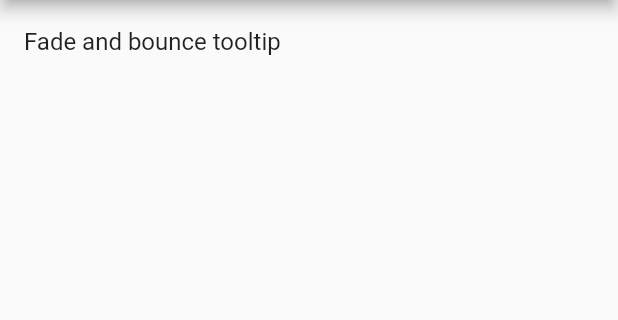
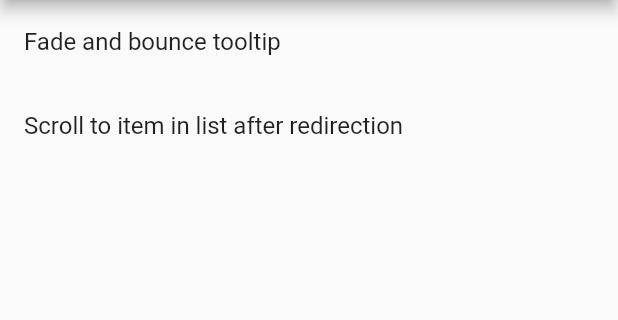
Before and after one commit to VincentJouanne/flutter-my-awesome-uis, a Flutter app: the screen it shows after launch, on a phone screen of 412 x 824 dp, the part 84-404 px from its top. Run offline on Flutter 3.47's test engine with Material 2 defaults, Android fonts, the light colour scheme and no system bars; our stand-ins replace scrollable_positioned_list.

Commit message:
:sparkles: (scroll_to_item) add scroll to specific item in list after nav

```diff
--- a/lib/main.dart
+++ b/lib/main.dart
@@ -1,5 +1,6 @@
 import 'package:flutter/material.dart';
 import 'package:flutter_my_awesome_uis/fade_and_bounce_tooltip/fade_and_bounce_tooltip.dart';
+import 'package:flutter_my_awesome_uis/scroll_to_item_in_list_after_redirection/scroll_to_item_in_list_after_redirection.dart';
 
 void main() {
   runApp(const MyApp());
@@ -30,7 +31,10 @@ class MyApp extends StatelessWidget {
   }
 }
 
-final _uis = [const FadeAndBounceTooltipView()];
+final _uis = [
+  const FadeAndBounceTooltipView(),
+  const ScrollToItemInListAfterRedirectionView()
+];
 
 class UIList extends StatelessWidget {
   const UIList({Key? key}) : super(key: key);
--- /dev/null
+++ b/lib/scroll_to_item_in_list_after_redirection/item_data.dart
@@ -0,0 +1,58 @@
+class Item {
+  const Item(this.id, this.text);
+  final String id;
+  final String text;
+}
+
+final allItems = [
+  const Item('1', 'Item 1'),
+  const Item('2', 'Item 2'),
+  const Item('3', 'Item 3'),
+  const Item('4', 'Item 4'),
+  const Item('5', 'Item 5'),
+  const Item('6', 'Item 6'),
+  const Item('7', 'Item 7'),
+  const Item('8', 'Item 8'),
+  const Item('9', 'Item 9'),
+  const Item('10', 'Item 10'),
+  const Item('11', 'Item 11'),
+  const Item('12', 'Item 12'),
+  const Item('13', 'Item 13'),
+  const Item('14', 'Item 14'),
+  const Item('15', 'Item 15'),
+  const Item('16', 'Item 16'),
+  const Item('17', 'Item 17'),
+  const Item('18', 'Item 18'),
+  const Item('19', 'Item 19'),
+  const Item('20', 'Item 20'),
+  const Item('21', 'Item 21'),
+  const Item('22', 'Item 22'),
+  const Item('23', 'Item 23'),
+  const Item('24', 'Item 24'),
+  const Item('25', 'Item 25'),
+  const Item('26', 'Item 26'),
+  const Item('27', 'Item 27'),
+  const Item('28', 'Item 28'),
+  const Item('29', 'Item 29'),
+  const Item('30', 'Item 30'),
+  const Item('31', 'Item 31'),
+  const Item('32', 'Item 32'),
+  const Item('33', 'Item 33'),
+  const Item('34', 'Item 34'),
+  const Item('35', 'Item 35'),
+  const Item('36', 'Item 36'),
+  const Item('37', 'Item 37'),
+  const Item('38', 'Item 38'),
+  const Item('39', 'Item 39'),
+  const Item('40', 'Item 40'),
+  const Item('41', 'Item 41'),
+  const Item('42', 'Item 42'),
+  const Item('43', 'Item 43'),
+  const Item('44', 'Item 44'),
+  const Item('45', 'Item 45'),
+  const Item('46', 'Item 46'),
+  const Item('47', 'Item 47'),
+  const Item('48', 'Item 48'),
+  const Item('49', 'Item 49'),
+  const Item('50', 'Item 50'),
+];
--- a/pubspec.yaml
+++ b/pubspec.yaml
@@ -34,6 +34,7 @@ dependencies:
   # The following adds the Cupertino Icons font to your application.
   # Use with the CupertinoIcons class for iOS style icons.
   cupertino_icons: ^1.0.2
+  scrollable_positioned_list: ^0.3.2
 
 dev_dependencies:
   flutter_test:
```
Also changed, not shown: lib/scroll_to_item_in_list_after_redirection/list_of_all_items.dart (added, +47 -0 lines), lib/scroll_to_item_in_list_after_redirection/post_frame_widget.dart (added, +28 -0 lines), lib/scroll_to_item_in_list_after_redirection/scroll_to_item_in_list_after_redirection.dart (added, +57 -0 lines), pubspec.lock, 2 other files.
